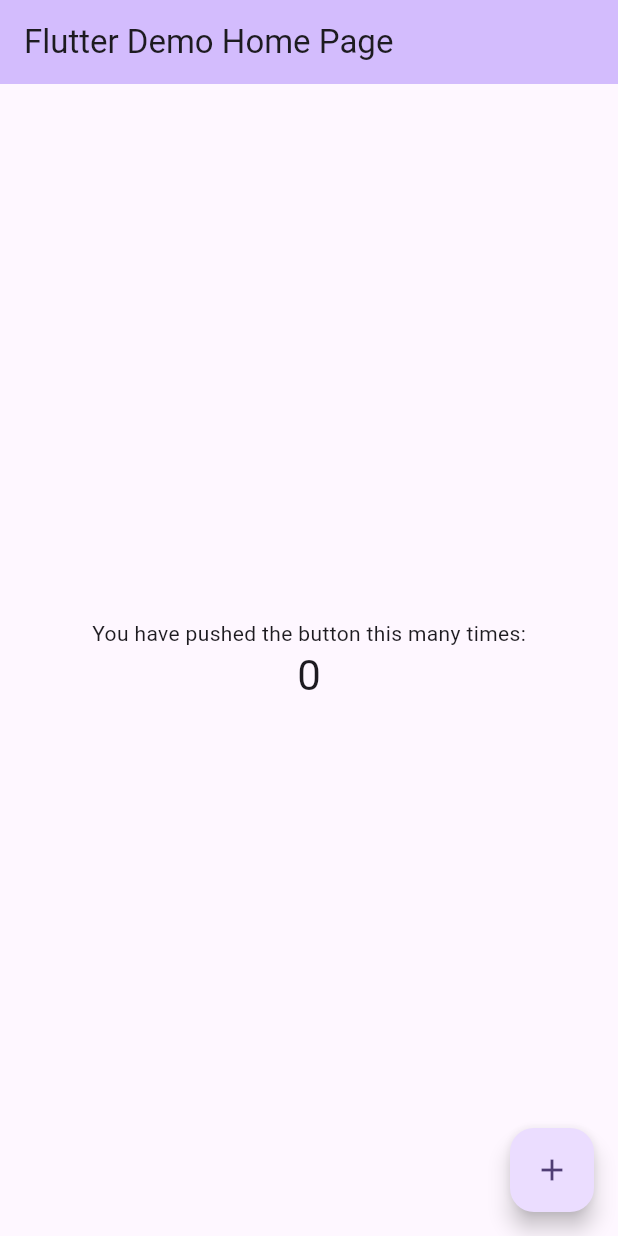
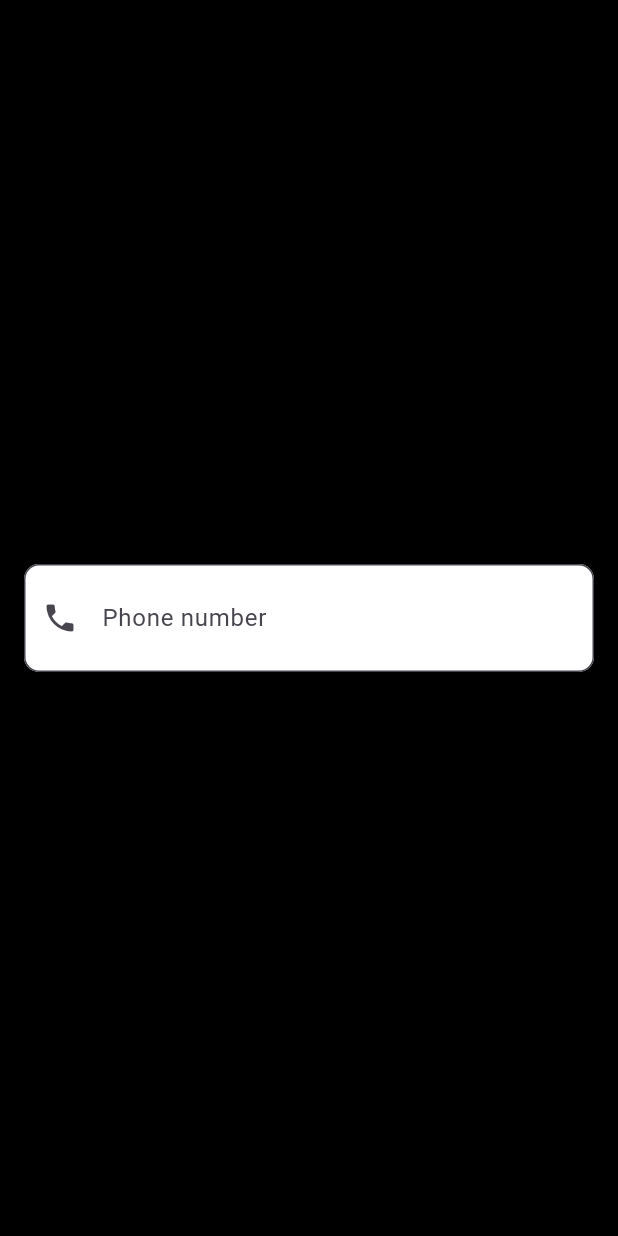
Before and after one commit to Sanjayvkp/add-user-app, a Flutter app: the screen it shows after launch, on a phone screen of 412 x 824 dp. Run offline on Flutter 3.47's test engine with Material 3 defaults, Android fonts, the phone set to English and light mode, and no system bars; our stand-ins replace firebase_auth, firebase_core, flutter_riverpod; accounts and stored records are empty.

Commit message:
created folder structure and widget
created folders and files in clean architecture and created textfield
widget

```diff
--- /dev/null
+++ b/lib/features/authentication/data/datasources/firebase_datasource.dart
@@ -0,0 +1,3 @@
+abstract class FireBaseAuthentication {
+  Future<(String, int?)> loginWithPhone(String phone);
+}
--- /dev/null
+++ b/lib/features/authentication/data/repository/auth_repository_impl.dart
@@ -0,0 +1,11 @@
+import 'package:user_app/features/authentication/data/datasources/firebase_datasource.dart';
+import 'package:user_app/features/authentication/domain/repository/auth_repository.dart';
+
+class AuthenticationRepositoryImpl implements AuthenticationRepository {
+  final FireBaseAuthentication datasource;
+  AuthenticationRepositoryImpl({required this.datasource});
+  @override
+  Future<(String, int?)> loginWithPhone(String phone) async {
+    return await datasource.loginWithPhone(phone);
+  }
+}
--- /dev/null
+++ b/lib/features/authentication/domain/repository/auth_repository.dart
@@ -0,0 +1,3 @@
+abstract class AuthenticationRepository {
+  Future<(String, int?)> loginWithPhone(String phone);
+}
--- /dev/null
+++ b/lib/features/authentication/domain/usecases/login_with_phone_usecase.dart
@@ -0,0 +1,19 @@
+import 'package:user_app/exceptions/authentication/invalid_credential_exception.dart';
+import 'package:user_app/exceptions/base_exception.dart';
+import 'package:user_app/features/authentication/domain/repository/auth_repository.dart';
+
+final class LogInWithPhoneUseCase {
+  final AuthenticationRepository repository;
+  LogInWithPhoneUseCase({required this.repository});
+
+  Future<(String, int?)> call(String phone) async {
+    if (phone.trim().isEmpty) {
+      throw InvalidCredentialsException();
+    }
+    try {
+      return await repository.loginWithPhone(phone);
+    } on Exception {
+      throw BaseException('Enter Phone number correctly');
+    }
+  }
+}
--- /dev/null
+++ b/lib/features/authentication/presentation/pages/login_page.dart
@@ -0,0 +1,26 @@
+import 'package:flutter/material.dart';
+import 'package:user_app/features/authentication/presentation/widgets/textfield_widget.dart';
+
+class LogInPage extends StatelessWidget {
+  const LogInPage({super.key});
+
+  @override
+  Widget build(BuildContext context) {
+    return Scaffold(
+      backgroundColor: Colors.black,
+      body: Padding(
+        padding: const EdgeInsets.symmetric(horizontal: 16),
+        child: Column(
+          mainAxisAlignment: MainAxisAlignment.center,
+          children: [
+            TextfieldWidget(
+                labeltext: 'Phone number',
+                icondata: Icon(Icons.phone),
+                controller: TextEditingController(),
+                keyboardtype: TextInputType.number),
+          ],
+        ),
+      ),
+    );
+  }
+}
--- /dev/null
+++ b/lib/features/authentication/presentation/widgets/textfield_widget.dart
@@ -0,0 +1,38 @@
+import 'package:flutter/material.dart';
+import 'package:flutter_riverpod/flutter_riverpod.dart';
+
+class TextfieldWidget extends ConsumerWidget {
+  final String labeltext;
+  final Icon icondata;
+  final TextEditingController controller;
+  final TextInputType keyboardtype;
+  const TextfieldWidget(
+      {super.key,
+      required this.labeltext,
+      required this.icondata,
+      required this.controller,
+      required this.keyboardtype});
+
+  @override
+  Widget build(BuildContext context, WidgetRef ref) {
+    return SizedBox(
+      child: TextField(
+        keyboardType: keyboardtype,
+        autofocus: false,
+        controller: controller,
+        cursorColor: Colors.black,
+        decoration: InputDecoration(
+            contentPadding:
+                const EdgeInsets.symmetric(vertical: 24, horizontal: 32),
+            hintText: labeltext,
+            prefixIcon: icondata,
+            labelStyle: const TextStyle(color: Colors.black),
+            fillColor: Colors.white,
+            filled: true,
+            border: OutlineInputBorder(
+                borderSide: const BorderSide(color: Colors.black),
+                borderRadius: BorderRadius.circular(10))),
+      ),
+    );
+  }
+}
--- a/lib/main.dart
+++ b/lib/main.dart
@@ -1,4 +1,5 @@
 import 'package:flutter/material.dart';
+import 'package:user_app/features/authentication/presentation/pages/login_page.dart';
 
 void main() {
   runApp(const MyApp());
@@ -9,60 +10,13 @@ class MyApp extends StatelessWidget {
   @override
   Widget build(BuildContext context) {
     return MaterialApp(
-      title: 'Flutter Demo',
+      title: 'user app',
+      debugShowCheckedModeBanner: false,
       theme: ThemeData(
         colorScheme: ColorScheme.fromSeed(seedColor: Colors.deepPurple),
         useMaterial3: true,
       ),
-      home: const MyHomePage(title: 'Flutter Demo Home Page'),
+      home: const LogInPage(),
     );
   }
 }
-
-class MyHomePage extends StatefulWidget {
-  const MyHomePage({super.key, required this.title});
-
-  final String title;
-
-  @override
-  State<MyHomePage> createState() => _MyHomePageState();
-}
-
-class _MyHomePageState extends State<MyHomePage> {
-  int _counter = 0;
-
-  void _incrementCounter() {
-    setState(() {
-      _counter++;
-    });
-  }
-
-  @override
-  Widget build(BuildContext context) {
-    return Scaffold(
-      appBar: AppBar(
-        backgroundColor: Theme.of(context).colorScheme.inversePrimary,
-        title: Text(widget.title),
-      ),
-      body: Center(
-        child: Column(
-          mainAxisAlignment: MainAxisAlignment.center,
-          children: <Widget>[
-            const Text(
-              'You have pushed the button this many times:',
-            ),
-            Text(
-              '$_counter',
-              style: Theme.of(context).textTheme.headlineMedium,
-            ),
-          ],
-        ),
-      ),
-      floatingActionButton: FloatingActionButton(
-        onPressed: _incrementCounter,
-        tooltip: 'Increment',
-        child: const Icon(Icons.add),
-      ),
-    );
-  }
-}
```
Also changed, not shown: lib/exceptions/authentication/invalid_credential_exception.dart (added, +7 -0 lines), lib/exceptions/base_exception.dart (added, +9 -0 lines), lib/features/authentication/data/datasources/firebase_datasource_impl.dart (added, +44 -0 lines), lib/features/authentication/presentation/providers/auth_provider.dart (added), 1 other file.
